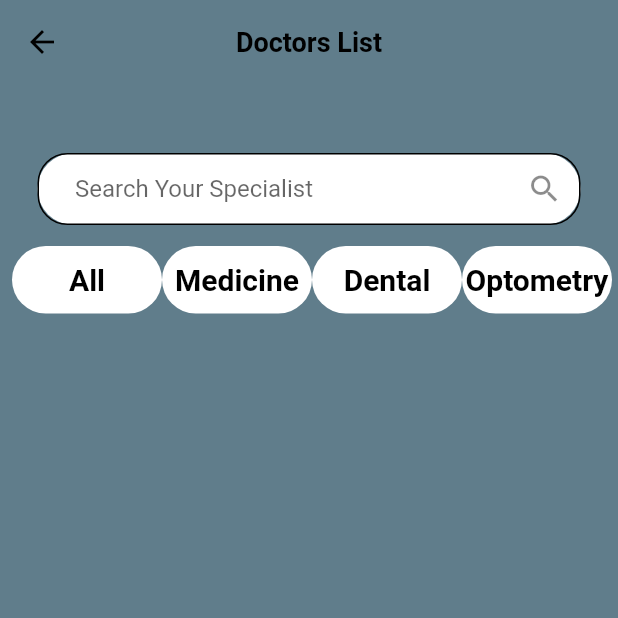
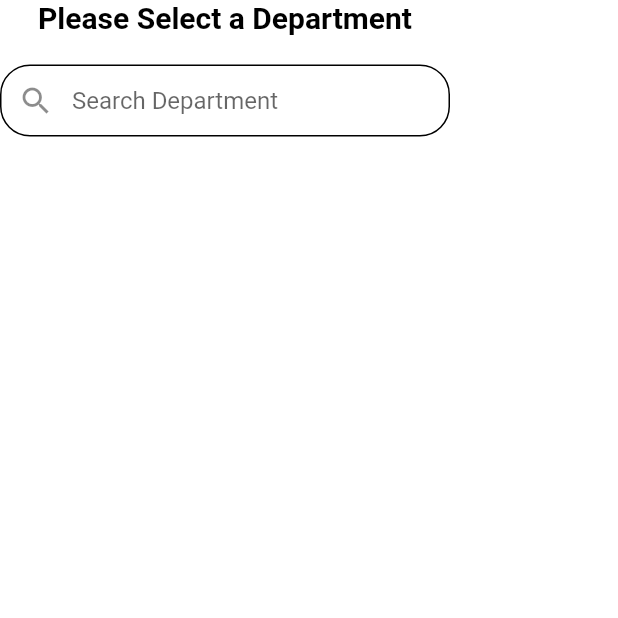
Before and after one commit to abuniaz/e_health_ui, a Flutter app: the DoctorsHome screen opened directly, on a phone screen of 412 x 824 dp, the top half of it. Run offline on Flutter 3.47's test engine with Material 2 defaults, Android fonts, the phone set to English and light mode, and no system bars.

Commit message:
Update doctors_list.dart

```diff
--- a/lib/Doctors_List/doctors_list.dart
+++ b/lib/Doctors_List/doctors_list.dart
@@ -1,6 +1,4 @@
 import 'package:flutter/material.dart';
-import 'package:health_care/Doctors_List/categories.dart';
-import 'package:health_care/Doctors_List/search_bar.dart';
 
 class DoctorsHome extends StatelessWidget {
   const DoctorsHome({Key? key}) : super(key: key);
@@ -8,24 +6,27 @@ class DoctorsHome extends StatelessWidget {
   @override
   Widget build(BuildContext context) {
     return Scaffold(
-      appBar: AppBar(
-        title: const Text(
-          'Doctors List',
-          style: TextStyle(color: Colors.black, fontWeight: FontWeight.bold),
-        ),
-        backgroundColor: Colors.blueGrey,
-      ),
-      body: Container(
-        color: Colors.blueGrey,
-        child: ListView(
-          children: const [
-            SizedBox(
-              height: 40,
+      body: Column(
+        children: [
+          const Text(
+            'Please Select a Department',
+            style: TextStyle(
+                fontSize: 20, fontWeight: FontWeight.bold, color: Colors.black),
+          ),
+          const SizedBox(
+            height: 20,
+          ),
+          Container(
+            height: 50,
+            width: 300,
+            color: Colors.white70,
+            child: TextFormField(
+              decoration: const InputDecoration(
+                  prefixIcon: Icon(Icons.search),
+                  hintText: 'Search Department'),
             ),
-            SearchBar(),
-            Categories()
-          ],
-        ),
+          )
+        ],
       ),
     );
   }
```
